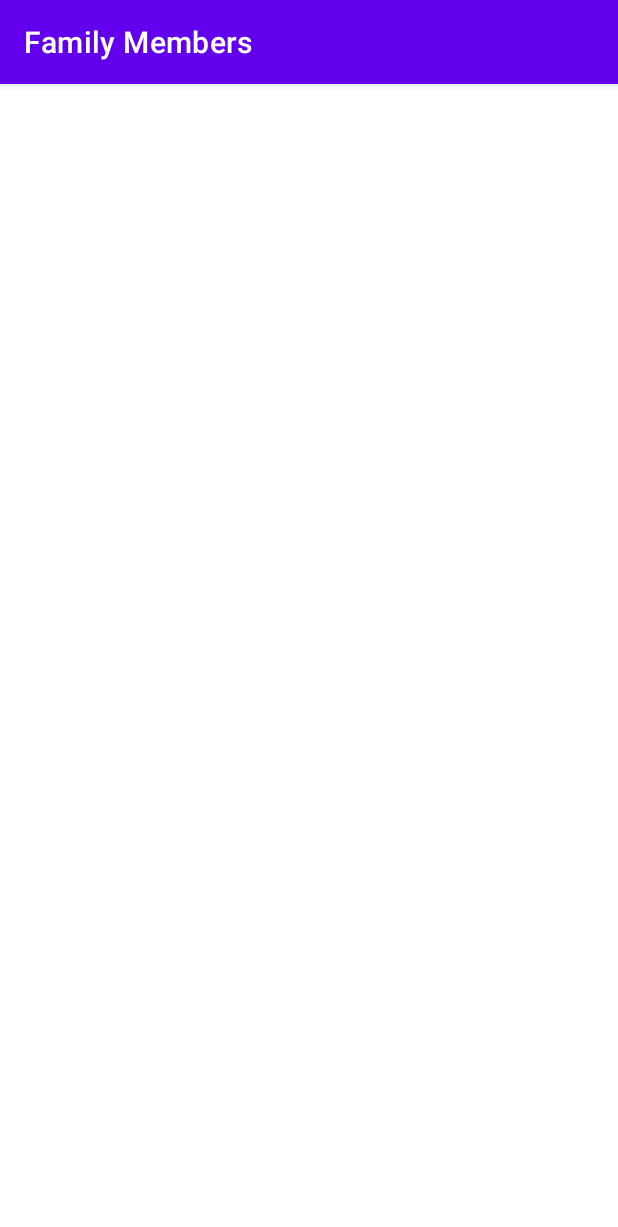
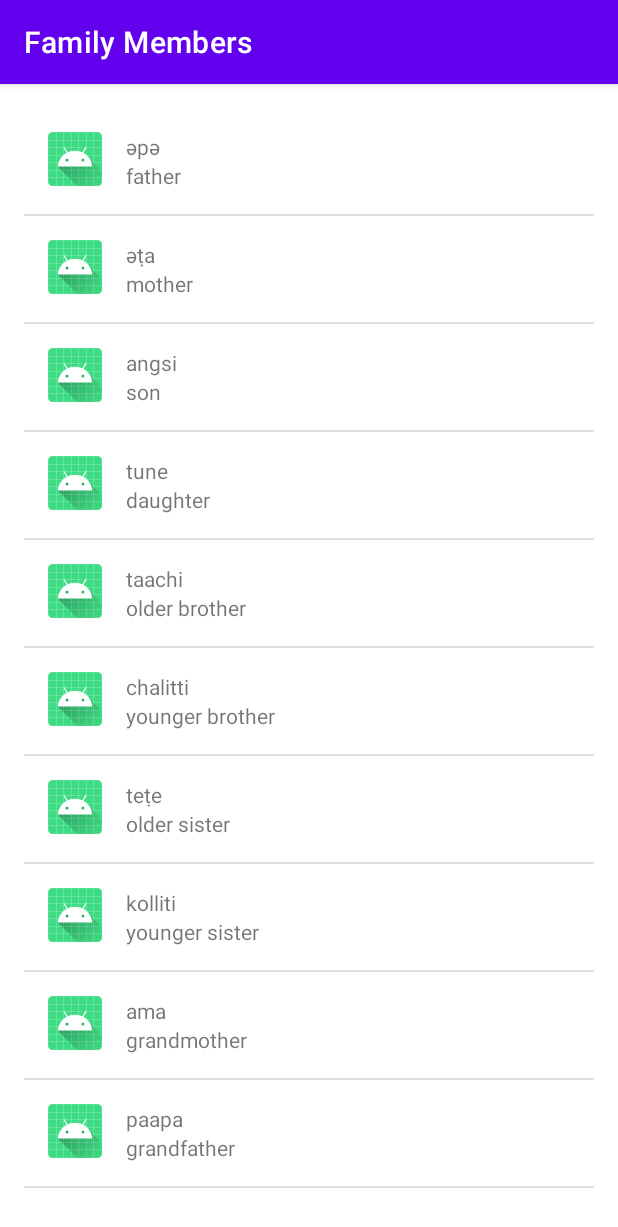
Before and after one commit to cyberdogg13/Miwok, an Android app: the FamilyMebersActivity screen opened directly, with no data from a screen before it, on a phone screen of 412 x 824 dp. Shown: the top 1227 px of the screen. Run offline under Robolectric (Android 15) with nearby library versions, the phone set to English and light mode, and no system bars.

Commit message:
pictogrametjes toegevoegt bij de list_item

```diff
--- a/app/src/main/java/com/example/android/miwok/FamilyMebersActivity.java
+++ b/app/src/main/java/com/example/android/miwok/FamilyMebersActivity.java
@@ -3,12 +3,33 @@ package com.example.android.miwok;
 import androidx.appcompat.app.AppCompatActivity;
 
 import android.os.Bundle;
+import android.widget.ListView;
+
+import java.util.ArrayList;
 
 public class FamilyMebersActivity extends AppCompatActivity {
 
     @Override
     protected void onCreate(Bundle savedInstanceState) {
         super.onCreate(savedInstanceState);
-        setContentView(R.layout.activity_family_mebers);
+        setContentView(R.layout.word_list_layout);
+
+        ArrayList<Word> familyMembers = new ArrayList<Word>();
+        familyMembers.add(new Word("father", "әpә"));
+        familyMembers.add(new Word("mother", "әṭa"));
+        familyMembers.add(new Word("son", "angsi"));
+        familyMembers.add(new Word("daughter", "tune"));
+        familyMembers.add(new Word("older brother", "taachi"));
+        familyMembers.add(new Word("younger brother", "chalitti"));
+        familyMembers.add(new Word("older sister", "teṭe"));
+        familyMembers.add(new Word("younger sister", "kolliti"));
+        familyMembers.add(new Word("grandmother", "ama"));
+        familyMembers.add(new Word("grandfather", "paapa"));
+
+        WordAdapter adapter = new WordAdapter(this, familyMembers);
+
+        ListView listView = (ListView) findViewById(R.id.list);
+
+        listView.setAdapter(adapter);
     }
 }
--- a/app/src/main/java/com/example/android/miwok/Word.java
+++ b/app/src/main/java/com/example/android/miwok/Word.java
@@ -1,4 +1,6 @@
 package com.example.android.miwok;
+
+import android.media.Image;
 
 public class Word {
 
--- a/app/src/main/res/layout/activity_family_mebers.xml
+++ /dev/null
@@ -1,9 +0,0 @@
-<?xml version="1.0" encoding="utf-8"?>
-<androidx.constraintlayout.widget.ConstraintLayout xmlns:android="http://schemas.android.com/apk/res/android"
-    xmlns:app="http://schemas.android.com/apk/res-auto"
-    xmlns:tools="http://schemas.android.com/tools"
-    android:layout_width="match_parent"
-    android:layout_height="match_parent"
-    tools:context=".FamilyMebersActivity">
-
-</androidx.constraintlayout.widget.ConstraintLayout>
--- a/app/src/main/res/layout/list_item.xml
+++ b/app/src/main/res/layout/list_item.xml
@@ -1,13 +1,21 @@
 <?xml version="1.0" encoding="utf-8"?>
-<LinearLayout xmlns:android="http://schemas.android.com/apk/res/android"
+<RelativeLayout xmlns:android="http://schemas.android.com/apk/res/android"
     xmlns:tools="http://schemas.android.com/tools"
     android:layout_width="match_parent"
     android:layout_height="match_parent"
-    android:orientation="vertical"
+    android:orientation="horizontal"
     android:padding="16dp"
     >
 
+    <ImageView
+        android:id="@+id/plaatje"
+        android:layout_width="36dp"
+        android:layout_height="36dp"
+        android:src="@mipmap/ic_launcher" />
+
     <TextView
+        android:paddingLeft="16dp"
+        android:layout_toRightOf="@id/plaatje"
         android:layout_width="wrap_content"
         android:layout_height="wrap_content"
         android:id="@+id/miwok_text_view"
@@ -15,10 +23,13 @@
         />
 
     <TextView
+        android:paddingLeft="16dp"
+        android:layout_toRightOf="@id/plaatje"
+        android:layout_below="@id/miwok_text_view"
         android:layout_width="wrap_content"
         android:layout_height="wrap_content"
         android:id="@+id/default_text_view"
         tools:text="one"
         />
 
-</LinearLayout>
+</RelativeLayout>
--- a/app/src/main/res/layout/activity_numbers.xml
+++ b/app/src/main/res/layout/word_list_layout.xml
@@ -1,7 +1,5 @@
 <?xml version="1.0" encoding="utf-8"?>
 <ListView xmlns:android="http://schemas.android.com/apk/res/android"
-    xmlns:app="http://schemas.android.com/apk/res-auto"
-    xmlns:tools="http://schemas.android.com/tools"
     android:id="@+id/list"
     android:orientation="vertical"
     android:layout_width="match_parent"
@@ -10,6 +8,5 @@
     android:paddingLeft="@dimen/activity_horizontal_margin"
     android:paddingRight="@dimen/activity_horizontal_margin"
     android:paddingTop="@dimen/activity_vertical_margin"
-    tools:context="com.example.android.miwok.NumbersActivity"
     >
 </ListView>
```
Also changed, not shown: app/src/main/java/com/example/android/miwok/ColoursActivity.java (+21 -1 lines), app/src/main/java/com/example/android/miwok/NumbersActivity.java (+3 -5 lines), app/src/main/java/com/example/android/miwok/PrhasesActivity.java (+22 -1 lines), app/src/main/res/layout/activity_colours.xml (deleted, +0 -9 lines), app/src/main/res/layout/activity_prhases.xml (deleted, +0 -9 lines).
